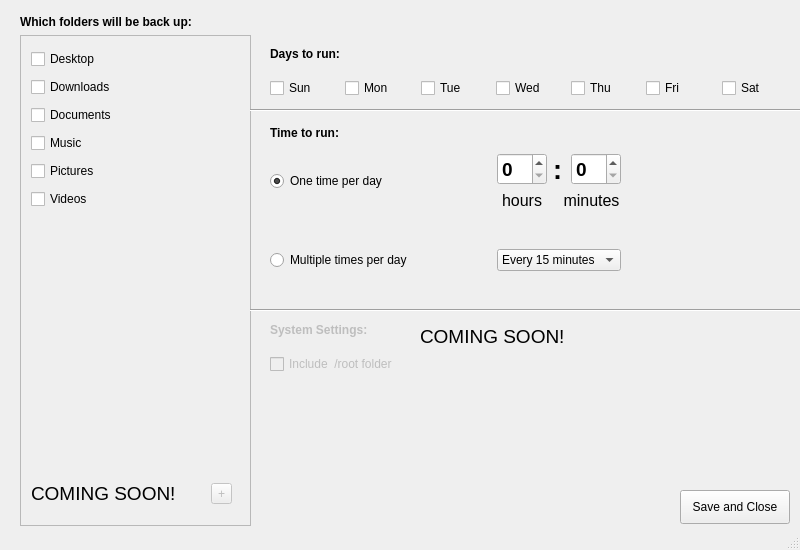
Old version of the form src/options.ui in the repository GeovaneJefferson/timemachine.
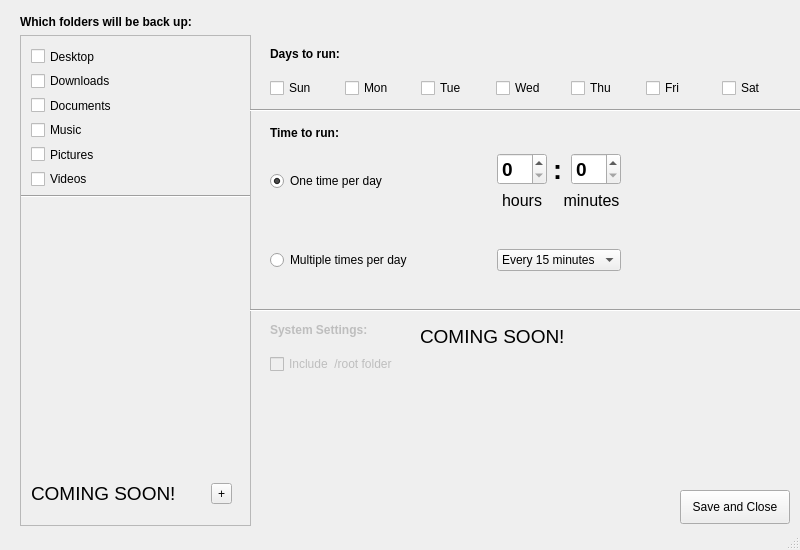
New version of the form.

```diff
--- a/src/options.ui
+++ b/src/options.ui
@@ -328,7 +328,7 @@
            <x>10</x>
            <y>11</y>
            <width>201</width>
-           <height>164</height>
+           <height>141</height>
           </rect>
          </property>
          <layout class="QVBoxLayout" name="verticalLayout">
@@ -396,7 +396,7 @@
           <item>
            <widget class="QToolButton" name="toolButton">
             <property name="enabled">
-             <bool>false</bool>
+             <bool>true</bool>
             </property>
             <property name="text">
              <string>+</string>
@@ -405,6 +405,19 @@
           </item>
          </layout>
         </widget>
+        <widget class="Line" name="line_3">
+         <property name="geometry">
+          <rect>
+           <x>-10</x>
+           <y>150</y>
+           <width>251</width>
+           <height>20</height>
+          </rect>
+         </property>
+         <property name="orientation">
+          <enum>Qt::Horizontal</enum>
+         </property>
+        </widget>
        </widget>
       </widget>
      </item>
```
